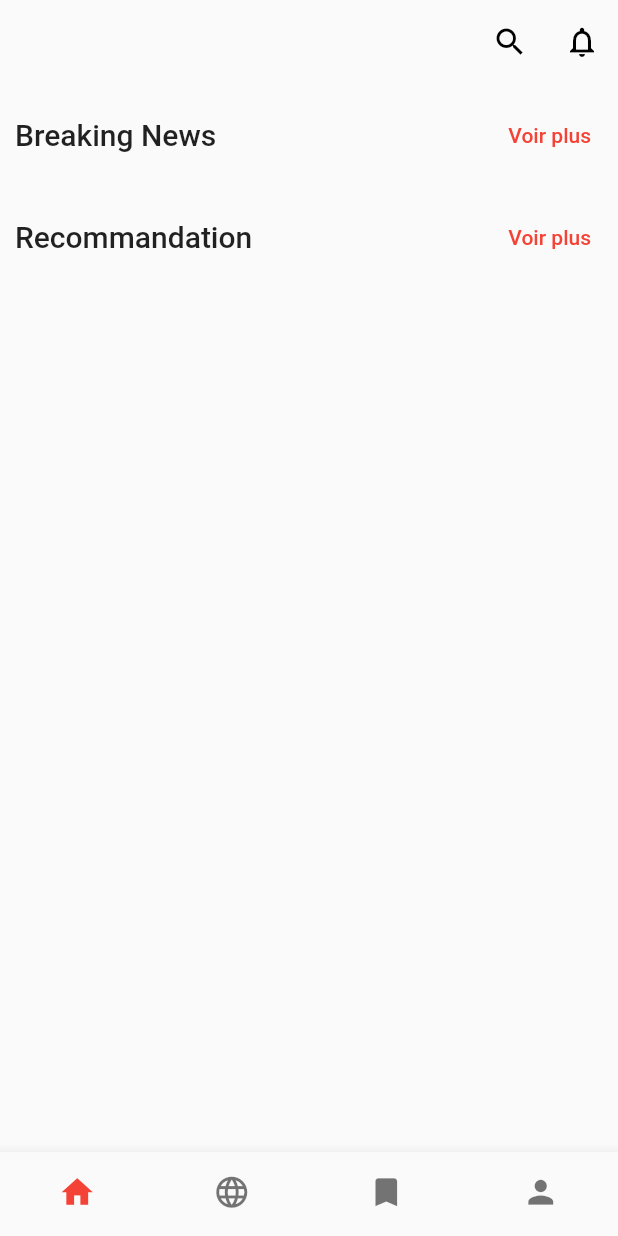
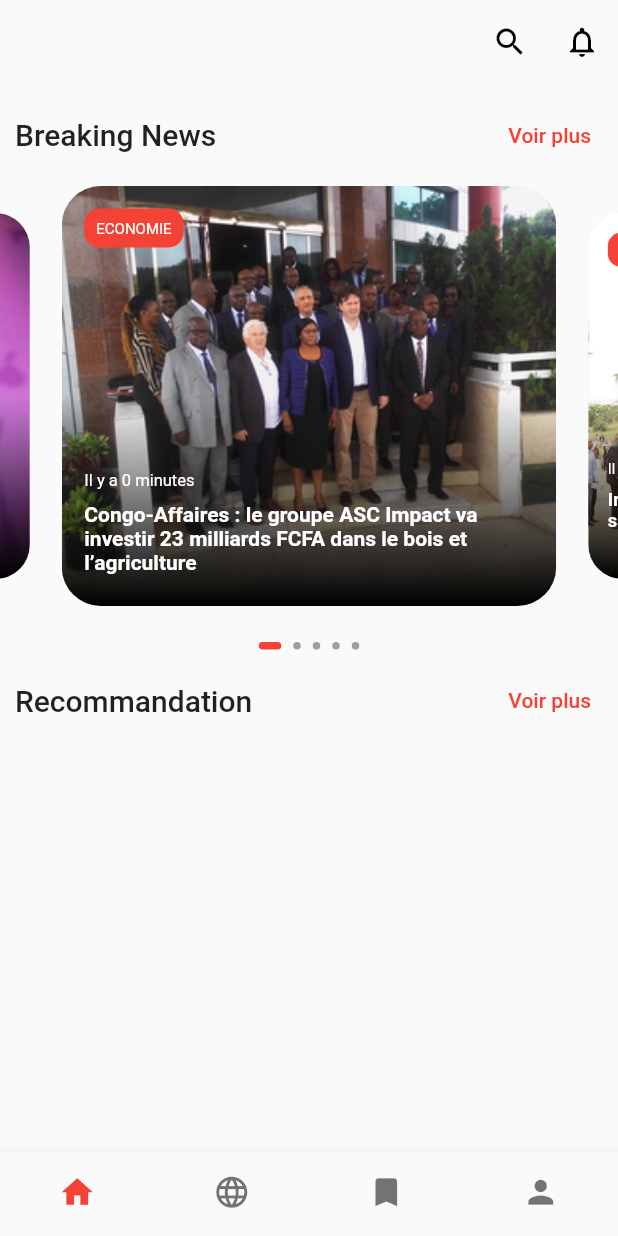
Before and after one commit to DrEPL/le_grand_magazine, a Flutter app: the screen it shows after launch, on a phone screen of 412 x 824 dp. Run offline on Flutter 3.47's test engine with Material 2 defaults, Android fonts, the light colour scheme and no system bars; drawn by our look-alikes of carousel_slider, smooth_page_indicator.

Commit message:
Ajout du carousel dans home_page.dart

```diff
--- a/lib/frontend/enums/category.dart
+++ b/lib/frontend/enums/category.dart
@@ -1 +1,28 @@
 enum Category { Afrique, Politique, Economie, Societe, Sport, Culture, Agenda, Science }
+
+extension CategoryExtension on Category {
+  String displayName(){
+    String category =  toString().split(".").last;
+
+    switch(category)  {
+      case "Afrique":
+        return "Afrique";
+      case "Politique":
+        return "Politique";
+      case "Economie":
+        return "Economie";
+      case "Societe":
+        return "Societe";
+      case "Sport":
+        return "Sport";
+      case "Culture":
+        return "Culture";
+      case "Agenda":
+        return "Agenda";
+      case "Science":
+        return "Science";
+      default:
+        return "Inconnue";
+    }
+  }
+}
--- a/lib/frontend/models/article.dart
+++ b/lib/frontend/models/article.dart
@@ -1,7 +1,8 @@
 import 'package:le_grand_magazine/frontend/enums/category.dart';
 
 class Article {
-  final String title, summary, subtitle, source, editor;
+  final String title, summary, source, image;
+  final String? editor;
   final Category category;
   final DateTime publicationDate;
   final bool isSaved;
@@ -9,9 +10,9 @@ class Article {
   Article({
     required this.title,
     required this.summary,
-    required this.subtitle,
     required this.category,
-    required this.editor,
+    required this.image,
+    this.editor,
     required this.source,
     required this.publicationDate,
     required this.isSaved,
--- a/lib/frontend/pages/home_page.dart
+++ b/lib/frontend/pages/home_page.dart
@@ -1,4 +1,5 @@
 import 'package:flutter/material.dart';
+import 'package:le_grand_magazine/frontend/widgets/carousel.dart';
 import 'package:le_grand_magazine/frontend/widgets/section_text.dart';
 
 class HomePage extends StatefulWidget {
@@ -29,6 +30,7 @@ class _HomePageState extends State<HomePage> {
         body: Column(
           children: [
             SectionText(text: "Breaking News", onSeeMorePressed: () {}),
+            const Carousel(),
             SectionText(text: "Recommandation", onSeeMorePressed: () {}),
           ],
         ),
--- /dev/null
+++ b/lib/frontend/widgets/carousel.dart
@@ -0,0 +1,171 @@
+import 'package:carousel_slider/carousel_slider.dart';
+import 'package:flutter/material.dart';
+import 'package:le_grand_magazine/frontend/enums/category.dart';
+import 'package:smooth_page_indicator/smooth_page_indicator.dart';
+
+import '../models/article.dart';
+
+class Carousel extends StatefulWidget {
+  const Carousel({super.key});
+
+  @override
+  State<Carousel> createState() => _CarouselState();
+}
+
+class _CarouselState extends State<Carousel> {
+  final List<Article> articles = [
+    Article(
+      image: 'assets/images/article_1.png',
+      title: 'Congo-Affaires : le groupe ASC Impact va investir 23 milliards FCFA dans le bois et l’agriculture',
+      summary:
+          'Le président directeur général du groupe ASC Impact, Karl E. Kirchmayer, a annoncé, le 31 mai à Brazzaville, son ambition d’investir en République du Congo dans les secteurs de l’agriculture, de l’exploitation forestière, de la transformation poussée du bois et l’afforestation pour un engagement prévisionnel de 23 milliards de francs CFA contre six mille emplois attendus.',
+      category: Category.Economie,
+      source: 'Adiac',
+      publicationDate: DateTime.now(),
+      isSaved: false,
+    ),
+
+    Article(
+      image: 'assets/images/article_2.png',
+      title: 'Intégration sous-régionale : redonner au Congo sa vocation de pays de transit',
+      summary:
+          'Le président de la République, Denis Sassou N’Guesso, a lancé officiellement, le 20 mai au village Mbindjo (district de Mokeko), dans le département de la Sangha, les travaux d’aménagement et de bitumage de la route Ouesso-Pokola, longue de 47 km, avec construction d’un pont de 616 m sur la rivière Sangha. Un projet intégrateur dont l’ambition majeure est de redonner au Congo sa vocation de pays de transit.',
+      category: Category.Politique,
+      source: 'Adiac',
+      publicationDate: DateTime.now(),
+      isSaved: false,
+    ),
+
+    Article(
+      image: 'assets/images/article_3.png',
+      title: 'Jumelage: les villes de Pointe-Noire et Kigali bientôt unies',
+      summary:
+          'L’information a été rendue publique par Théoneste Mutsindashyaka, ambassadeur de la République du Rwanda au Congo, à l’issue  d’un entretien, le 23 mai, avec Evelyne Tchitchellé, maire de la ville de Pointe-Noire.',
+      category: Category.Societe,
+      source: 'Adiac',
+      publicationDate: DateTime.now(),
+      isSaved: false,
+    ),
+    Article(
+      image: 'assets/images/article_4.png',
+      title: 'Musique: des artistes ivoiriens invités au Fespam',
+      summary:
+          'Les artistes ivoiriens sont invités à participer à la 11e édition du  Festival panafricain de musique (Fespam) qui aura lieu du 15 au 22 juillet prochain, à Brazzaville.',
+      category: Category.Culture,
+      source: 'Adiac',
+      publicationDate: DateTime.now(),
+      isSaved: false,
+    ),
+    Article(
+      image: 'assets/images/article_5.png',
+      title: 'Nigeria : le nouveau président oriente le développement numérique sur sept axes stratégiques',
+      summary:
+          'Durant sa présidence démarrée en mai 2015, Muhammadu Buhari, le président sortant, a réussi à faire briller le Nigeria sur la scène technologique et numérique internationale. Pour les quatre prochaines années, son successeur veut faire encore mieux.',
+      category: Category.Afrique,
+      source: 'We are Tech',
+      publicationDate: DateTime.now(),
+      isSaved: false,
+    ),
+    //'assets/images/article_2.png',
+    //'assets/images/article_3.png',
+    //'assets/images/article_4.png',
+    //'assets/images/article_5.png',
+  ];
+
+  int activeIndex = 0;
+
+  @override
+  Widget build(BuildContext context) {
+    return Column(
+      children: [
+        CarouselSlider.builder(
+          itemCount: articles.length,
+          options: CarouselOptions(
+            height: 280,
+            initialPage: 0,
+            autoPlayInterval: const Duration(seconds: 2),
+            enlargeCenterPage: true,
+            onPageChanged: (index, reason) => setState(() => activeIndex = index),
+          ),
+          itemBuilder: (context, index, realIndex) {
+            final image = articles[index];
+
+            return Stack(children: [_buildImage(index), _buildCategory(index, context), _buildTimeAndTitle(context, index)]);
+          },
+        ),
+        const SizedBox(height: 24),
+        AnimatedSmoothIndicator(
+          activeIndex: activeIndex,
+          count: articles.length,
+          effect: ExpandingDotsEffect(
+            activeDotColor: Theme.of(context).primaryColor,
+            dotHeight: 5,
+            dotWidth: 5,
+          ),
+        ),
+      ],
+    );
+  }
+
+  Widget _buildTimeAndTitle(BuildContext context, int index) {
+    final time = DateTime.now().difference(articles[index].publicationDate);
+    return Positioned(
+      top: 190,
+      left: 15,
+      right: 15,
+      child: Column(
+        crossAxisAlignment: CrossAxisAlignment.start,
+        children: [
+          Text("Il y a ${time.inMinutes} minutes", style: Theme.of(context).textTheme.bodyMedium?.copyWith(color: Colors.white, fontSize: 11)),
+          const SizedBox(height: 8),
+          SizedBox(
+            width: MediaQuery.of(context).size.width,
+            child: Text(
+              articles[index].title,
+              style: Theme.of(context).textTheme.bodyMedium?.copyWith(color: Colors.white, fontWeight: FontWeight.bold),
+              softWrap: true,
+              maxLines: 3,
+              overflow: TextOverflow.ellipsis,
+            ),
+          ),
+        ],
+      ),
+    );
+  }
+
+  Positioned _buildCategory(int index, BuildContext context) {
+    return Positioned(
+      top: 15,
+      left: 15,
+      child: Container(
+        height: 26,
+        decoration: const BoxDecoration(color: Colors.red, borderRadius: BorderRadius.all(Radius.circular(10))),
+        child: Padding(
+          padding: const EdgeInsets.all(8.0),
+          child: Text(articles[index].category.displayName().toUpperCase(), style: Theme.of(context).textTheme.bodySmall?.copyWith(color: Colors.white, fontSize: 10)),
+        ),
+      ),
+    );
+  }
+
+  Widget _buildImage(int index) => ClipRRect(
+        borderRadius: BorderRadius.circular(26),
+        child: Container(
+          height: 280,
+          width: 2000,
+          decoration: BoxDecoration(image: DecorationImage(image: AssetImage(articles[index].image), fit: BoxFit.cover)),
+          child: Container(
+            decoration: BoxDecoration(
+              gradient: LinearGradient(
+                stops: const [0.0, 1],
+                begin: Alignment.bottomRight,
+                colors: [
+                  Colors.black.withOpacity(1),
+                  Colors.transparent,
+                ],
+              ),
+            ),
+          ),
+        ),
+      );
+}
```
Also changed, not shown: assets/images/article_1.png, assets/images/article_3.png, assets/images/article_4.png, assets/images/article_5.png, pubspec.lock.
